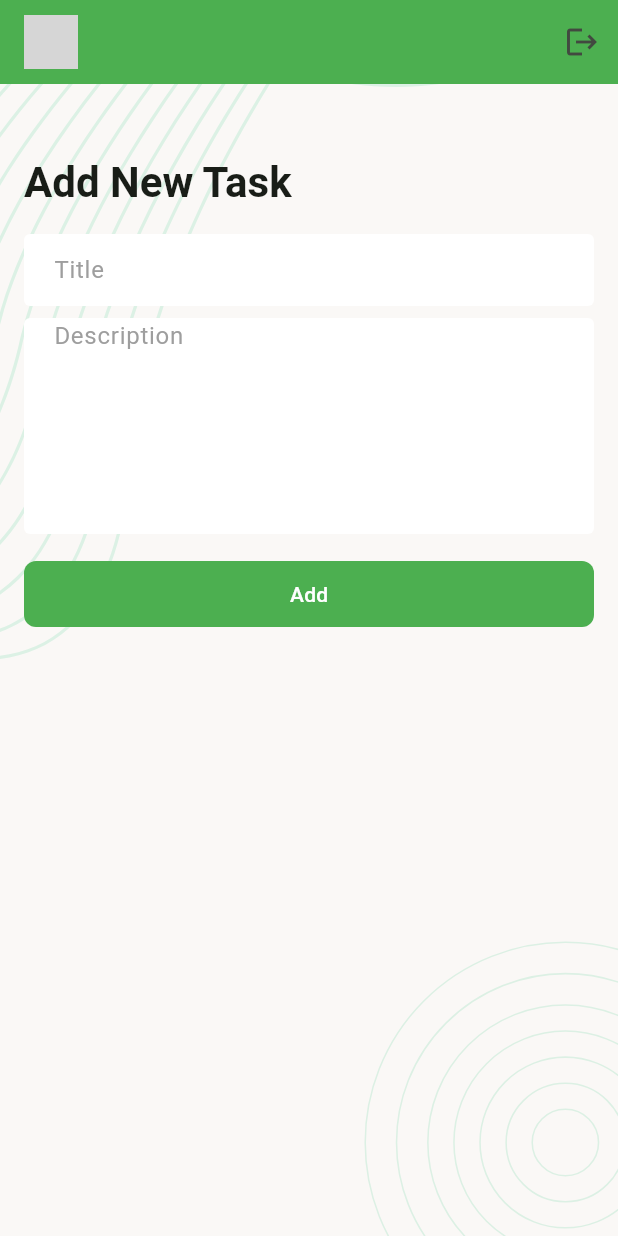
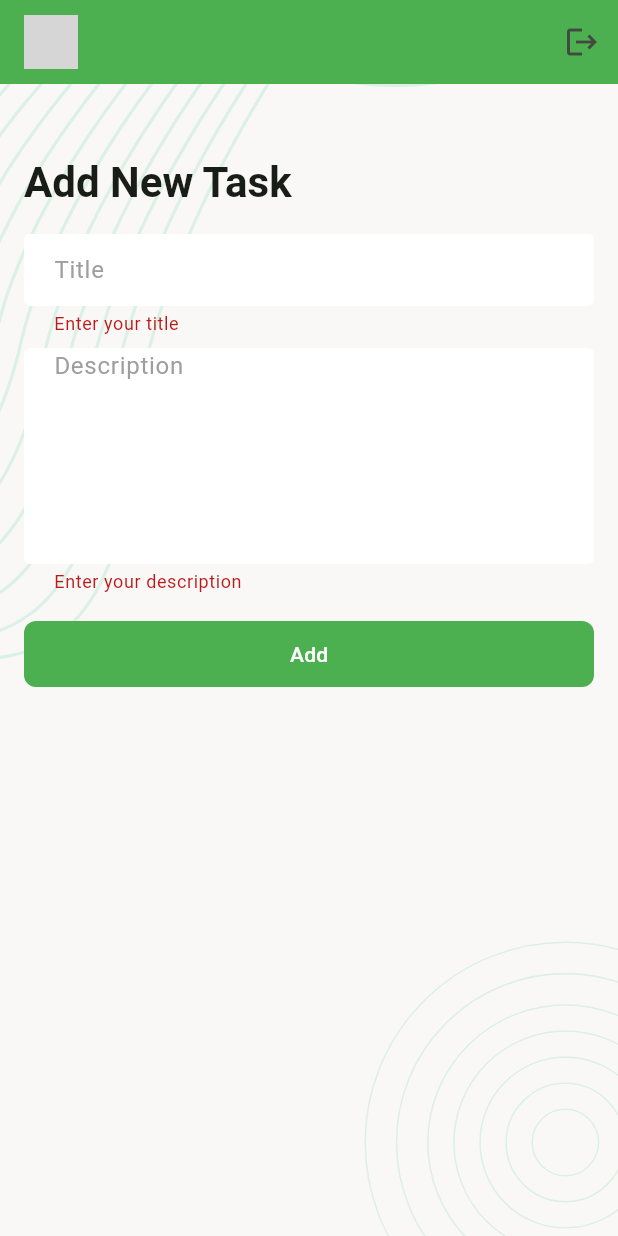
Before and after one commit to neamulhasan466/Task_Manager, a Flutter app: the AddNewTaskScreen screen opened directly, after a tap on "Add", on a phone screen of 412 x 824 dp. Run offline on Flutter 3.47's test engine with Material 3 defaults, Android fonts, the phone set to English and light mode, and no system bars; our stand-ins replace email_validator, flutter_svg, image_picker, logger, pin_code_fields, shared_preferences; accounts and stored records are empty; network calls fail; grey boxes are pictures that could not be loaded.

Commit message:
ADD New Task Complate

```diff
--- a/lib/data/utils/urls.dart
+++ b/lib/data/utils/urls.dart
@@ -3,6 +3,8 @@ class Urls {
 
   static const String registrationUrl ='$_baseUrl/Registration';
   static const String loginUrl ='$_baseUrl/Login';
+  static const String createTaskUrl ='$_baseUrl/createTask';
+
 
 
 }
--- a/lib/ui/screens/add_new_task_screen.dart
+++ b/lib/ui/screens/add_new_task_screen.dart
@@ -1,7 +1,8 @@
 import 'package:flutter/material.dart';
+import 'package:task_manager/data/services/api_caller.dart';
+import 'package:task_manager/data/utils/urls.dart';
 import 'package:task_manager/ui/widgets/screen_background.dart';
 import 'package:task_manager/ui/widgets/tm_app_bar.dart';
-
 class AddNewTaskScreen extends StatefulWidget {
   const AddNewTaskScreen({super.key});
 
@@ -12,50 +13,64 @@ class AddNewTaskScreen extends StatefulWidget {
 class _AddNewTaskScreenState extends State<AddNewTaskScreen> {
   final TextEditingController _titleTEController = TextEditingController();
   final TextEditingController _descriptionTEController = TextEditingController();
-final GlobalKey<FormState>_fromKey = GlobalKey<FormState>();
+  final GlobalKey<FormState> _formKey = GlobalKey<FormState>();
 
+  bool _addNewTaskInProgress = false;
 
   @override
   Widget build(BuildContext context) {
     return Scaffold(
-appBar: TMAppBar(),
+      appBar: const TMAppBar(),
       body: ScreenBackground(
         child: SingleChildScrollView(
           child: Padding(
             padding: const EdgeInsets.all(16),
             child: Form(
-              key: _fromKey,
+              key: _formKey,
+              autovalidateMode: AutovalidateMode.onUserInteraction,
               child: Column(
                 crossAxisAlignment: CrossAxisAlignment.start,
                 children: [
-              const SizedBox(height: 32,),
+                  const SizedBox(height: 32),
                   Text(
                     'Add New Task',
-              style: Theme
-                  .of(context)
-                  .textTheme
-                  .titleLarge,
+                    style: Theme.of(context).textTheme.titleLarge,
                   ),
                   const SizedBox(height: 16),
                   TextFormField(
                     controller: _titleTEController,
                     textInputAction: TextInputAction.next,
-                decoration: InputDecoration(
-                  hintText: 'Title'
+                    decoration: const InputDecoration(
+                      hintText: 'Title',
                     ),
+                    validator: (String? value) {
+                      if (value?.trim().isEmpty ?? true) {
+                        return 'Enter your title';
+                      }
+                      return null;
+                    },
                   ),
                   const SizedBox(height: 8),
                   TextFormField(
                     controller: _descriptionTEController,
                     maxLines: 6,
-
-                decoration: InputDecoration(
-                    hintText: 'Description'
+                    decoration: const InputDecoration(
+                      hintText: 'Description',
                     ),
+                    validator: (String? value) {
+                      if (value?.trim().isEmpty ?? true) {
+                        return 'Enter your description';
+                      }
+                      return null;
+                    },
                   ),
                   const SizedBox(height: 16),
-              FilledButton(onPressed:() {}, child: Text('Add'))
-
+                  _addNewTaskInProgress
+                      ? const Center(child: CircularProgressIndicator())
+                      : FilledButton(
+                    onPressed: _onTapAddButton,
+                    child: const Text('Add'),
+                  ),
                 ],
               ),
             ),
@@ -64,8 +79,52 @@ appBar: TMAppBar(),
       ),
     );
   }
+
+  void _onTapAddButton() {
+    if (_formKey.currentState!.validate()) {
+      _addNewTask();
+    }
+  }
+
+  Future<void> _addNewTask() async {
+    setState(() => _addNewTaskInProgress = true);
+
+    Map<String, dynamic> requestBody = {
+      "title": _titleTEController.text.trim(),
+      "description": _descriptionTEController.text.trim(),
+      "status": "New",
+    };
+
+    final ApiResponse response = await ApiCaller.postRequest(
+      url: Urls.createTaskUrl,
+      body: requestBody,
+    );
+
+    setState(() => _addNewTaskInProgress = false);
+
+    if (response.isSuccess) {
+      _clearTextFields();
+      if (!mounted) return;
+      ScaffoldMessenger.of(context).showSnackBar(
+        const SnackBar(content: Text('Task added successfully!')),
+      );
+      _titleTEController.clear();
+      _descriptionTEController.clear();
+    } else {
+      if (!mounted) return;
+      ScaffoldMessenger.of(context).showSnackBar(
+        SnackBar(content: Text('Failed to add task: ${response.errorMessage ?? 'Unknown error'}')),
+      );
+    }
+  }
+  void _clearTextFields(){
+    _titleTEController.clear();
+    _descriptionTEController.clear();
+
+  }
+
   @override
-  void dispose(){
+  void dispose() {
     _titleTEController.dispose();
     _descriptionTEController.dispose();
     super.dispose();
```
Also changed, not shown: lib/data/services/api_caller.dart (+22 -7 lines). Lines whose indentation alone changed are shown as unchanged.
